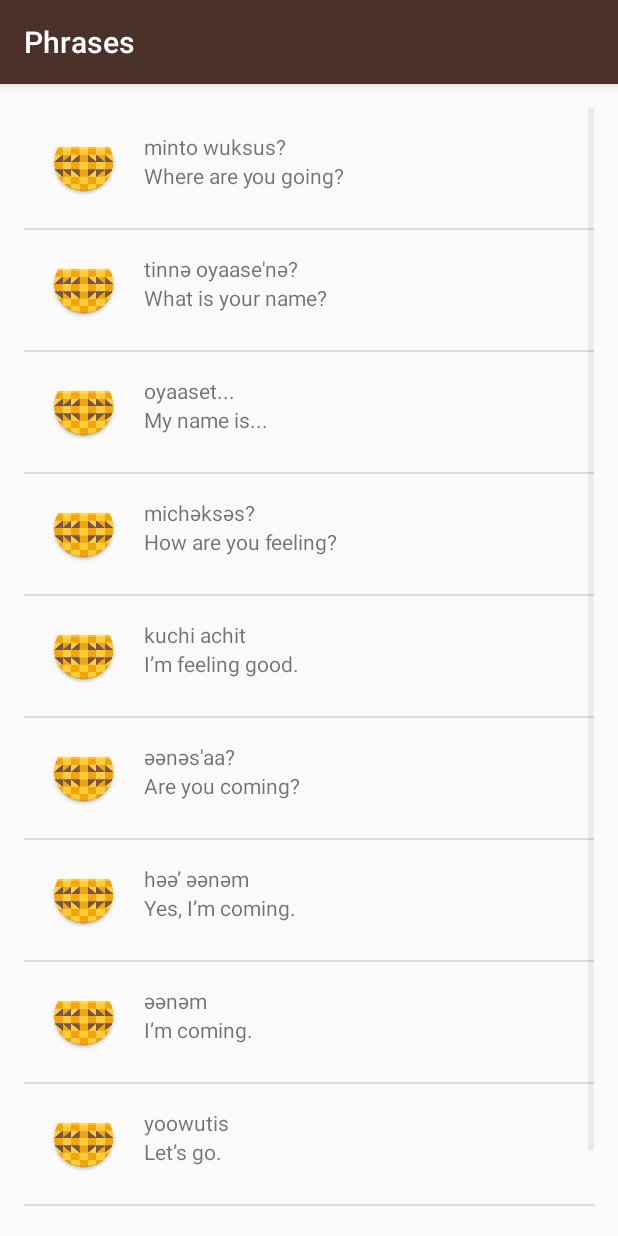
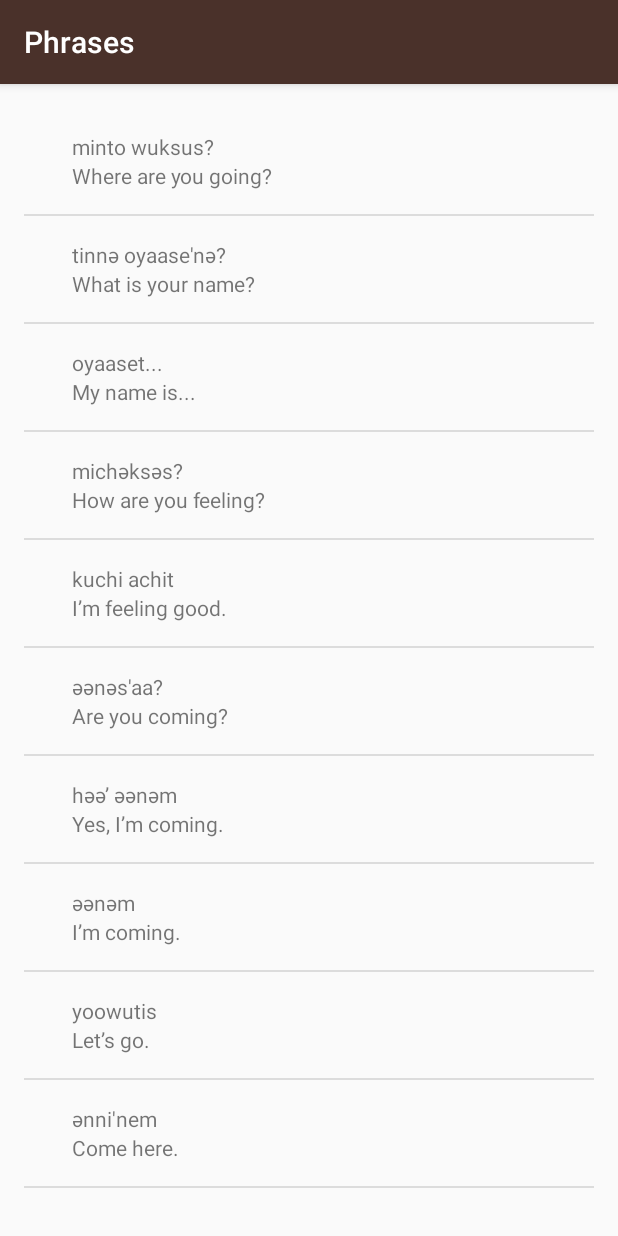
Before and after one commit to luckyluke1994/Miwok, an Android app: the PhrasesActivity screen opened directly, with no data from a screen before it, on a phone screen of 412 x 824 dp. Run offline under Robolectric (Android 15) with nearby library versions, the phone set to English and light mode, and no system bars.

Commit message:
Modify WordAdapter

```diff
--- a/ud839_Miwok-a6df7e73966c65594ae4c35c89b3e691d0fe9c44/app/src/main/java/com/example/android/miwok/Word.java
+++ b/ud839_Miwok-a6df7e73966c65594ae4c35c89b3e691d0fe9c44/app/src/main/java/com/example/android/miwok/Word.java
@@ -4,9 +4,10 @@
  * Created by lucky_luke on 10/9/2016.
  */
 public class Word {
+    private static final int NO_IMAGE_PROVIDED = -1;
     private String mMiwokTranslation;
     private String mDefaultTranslation;
-    private int mImageResourceId;
+    private int mImageResourceId = NO_IMAGE_PROVIDED;
 
     public Word(String defaultTranslation, String miwokTranslation) {
         mMiwokTranslation = miwokTranslation;
@@ -38,4 +39,8 @@
     public int getImageResourceId() {
         return mImageResourceId;
     }
+
+    public boolean hasImage() {
+        return mImageResourceId != NO_IMAGE_PROVIDED;
+    }
 }
--- a/ud839_Miwok-a6df7e73966c65594ae4c35c89b3e691d0fe9c44/app/src/main/java/com/example/android/miwok/WordAdapter.java
+++ b/ud839_Miwok-a6df7e73966c65594ae4c35c89b3e691d0fe9c44/app/src/main/java/com/example/android/miwok/WordAdapter.java
@@ -5,6 +5,7 @@
 import android.view.View;
 import android.view.ViewGroup;
 import android.widget.ArrayAdapter;
+import android.widget.ImageView;
 import android.widget.TextView;
 
 import java.util.ArrayList;
@@ -29,8 +30,15 @@
         Word currentWord = getItem(position);
         TextView miwokTextView = (TextView) listItemView.findViewById(R.id.miwok_text_view);
         TextView defaultTextView = (TextView) listItemView.findViewById(R.id.default_text_view);
+        ImageView imageView = (ImageView) listItemView.findViewById(R.id.image);
         miwokTextView.setText(currentWord.getMiwokTranslation());
         defaultTextView.setText(currentWord.getDefaultTranslation());
+        if (currentWord.hasImage()) {
+            imageView.setImageResource(currentWord.getImageResourceId());
+            imageView.setVisibility(View.VISIBLE);
+        } else {
+            imageView.setVisibility(View.GONE);
+        }
         return listItemView;
     }
 }
```
